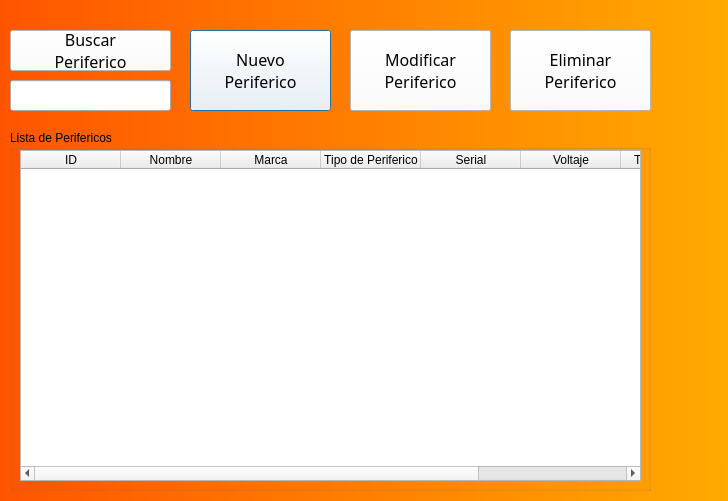
danilp12/GestionInventarioVcp, file Inventario-Perifericos.ui: the form before one commit.
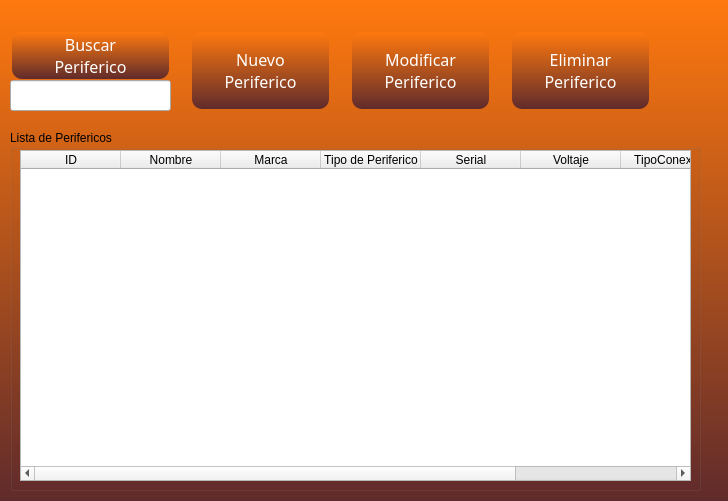
The form after the commit.

The edit to the form file:
```diff
--- a/Inventario-Perifericos.ui
+++ b/Inventario-Perifericos.ui
@@ -14,10 +14,9 @@
    <string>Dialog</string>
   </property>
   <property name="styleSheet">
-   <string notr="true">
-QDialog{
+   <string notr="true">QDialog{
     color: rgba(255, 255, 255, 10) ;
-	background-color: qlineargradient(spread:reflect, x1:0, y1:0, x2:1, y2:0, stop:0 rgba(255, 85, 0, 255), stop:1 rgba(255, 170, 0, 255));
+	background-color: qlineargradient(spread:pad, x0:0, y0:2, x2:0, y2:1.1, stop:0 rgba(255, 121, 14, 255), stop:1 rgba(80, 35, 46, 255));
 	opacity:80;
 	position: relative;
     background-position: center;
@@ -25,10 +24,41 @@
     
 }
 QPushButton {
- background-color: white;
+ background-color: qlineargradient(spread:pad, x0:0, y0:2, x2:0, y2:1.1, stop:0 rgba(255, 121, 14, 255), stop:1 rgba(80, 35, 46, 255));
+ color: white;
+font-family:Epitet-SemiBold;
+font-size: 16px;
+margin:2px;
+ border-radius:10px;
+}
+QPushButton:Hover {
+ background-color: rgb(255, 121, 14);
+ color: red;
+font-family:Epitet-SemiBold;
+font-size: 16px;
+margin:2px;
+ border-radius:10px;
+}
+QPushButton:Pressed {
+ background-color: rgb(80, 35, 46);
  color: black;
-font-family:Bodoni MT;
+font-family:Epitet-SemiBold;
 font-size: 16px;
+margin:2px;
+ border-radius:10px;
+}
+QPushButton:disabled{
+	border-style: outset;
+	border-width: 2px;
+	border-top-color: qlineargradient(spread:pad, x1:0.5, y1:0.6, x2:0.5, y2:0.4, stop:0 rgba(115, 115, 115, 255), stop:1 rgba(62, 62, 62, 255));
+	border-right-color: qlineargradient(spread:pad, x1:0.4, y1:0.5, x2:0.6, y2:0.5, stop:0 rgba(115, 115, 115, 255), stop:1 rgba(62, 62, 62, 255));
+	border-left-color: qlineargradient(spread:pad, x1:0.6, y1:0.5, x2:0.4, y2:0.5, stop:0 rgba(115, 115, 115, 255), stop:1 rgba(62, 62, 62, 255));
+	border-bottom-color: rgb(58, 58, 58);
+	border-bottom-width: 1px;
+	border-style: solid;
+	color: rgb(0, 0, 0);
+	padding: 2px;
+	background-color: qlineargradient(spread:pad, x1:0.5, y1:1, x2:0.5, y2:0, stop:0 rgba(57, 57, 57, 255), stop:1 rgba(77, 77, 77, 255));
 }</string>
   </property>
   <widget class="QPushButton" name="NuevoPeriferico">
@@ -42,7 +72,7 @@
    </property>
    <property name="font">
     <font>
-     <family>Bodoni MT</family>
+     <family>Epitet-SemiBold</family>
      <pointsize>-1</pointsize>
     </font>
    </property>
@@ -62,7 +92,7 @@
    </property>
    <property name="font">
     <font>
-     <family>Bodoni MT</family>
+     <family>Epitet-SemiBold</family>
      <pointsize>-1</pointsize>
     </font>
    </property>
@@ -82,7 +112,7 @@
    </property>
    <property name="font">
     <font>
-     <family>Bodoni MT</family>
+     <family>Epitet-SemiBold</family>
      <pointsize>-1</pointsize>
     </font>
    </property>
@@ -97,12 +127,12 @@
      <x>10</x>
      <y>30</y>
      <width>161</width>
-     <height>41</height>
+     <height>51</height>
     </rect>
    </property>
    <property name="font">
     <font>
-     <family>Bodoni MT</family>
+     <family>Epitet-SemiBold</family>
      <pointsize>-1</pointsize>
     </font>
    </property>
@@ -137,7 +167,7 @@
     <rect>
      <x>10</x>
      <y>130</y>
-     <width>641</width>
+     <width>691</width>
      <height>361</height>
     </rect>
    </property>
@@ -149,7 +179,7 @@
      <rect>
       <x>10</x>
       <y>20</y>
-      <width>621</width>
+      <width>671</width>
       <height>331</height>
      </rect>
     </property>
```
